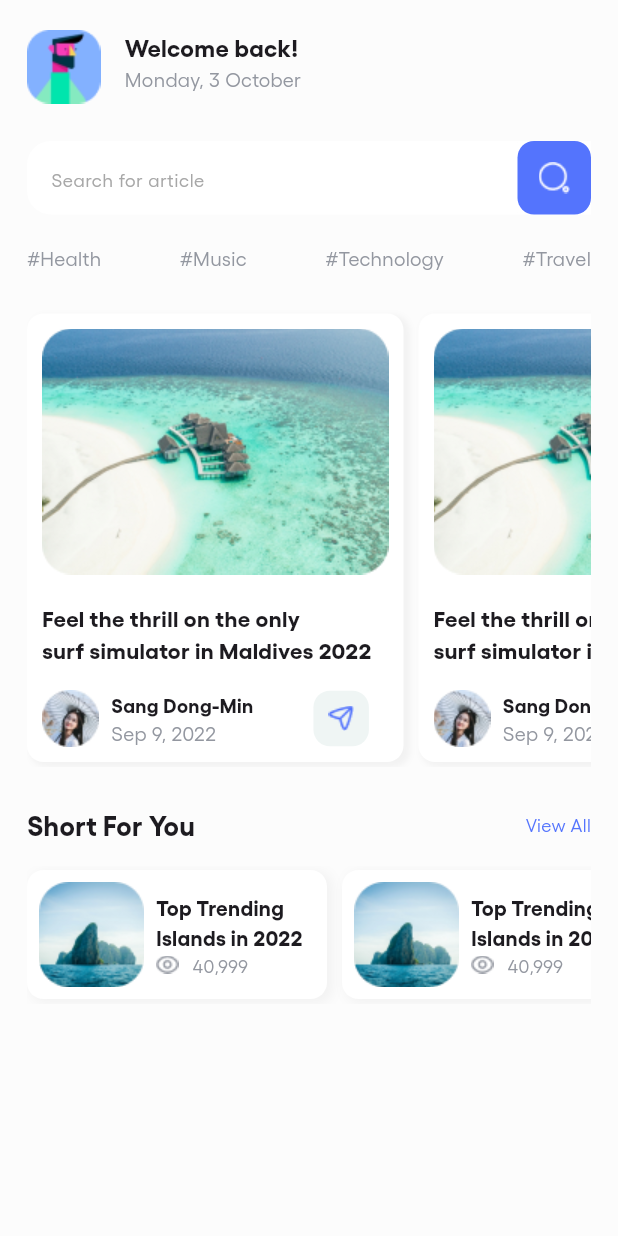
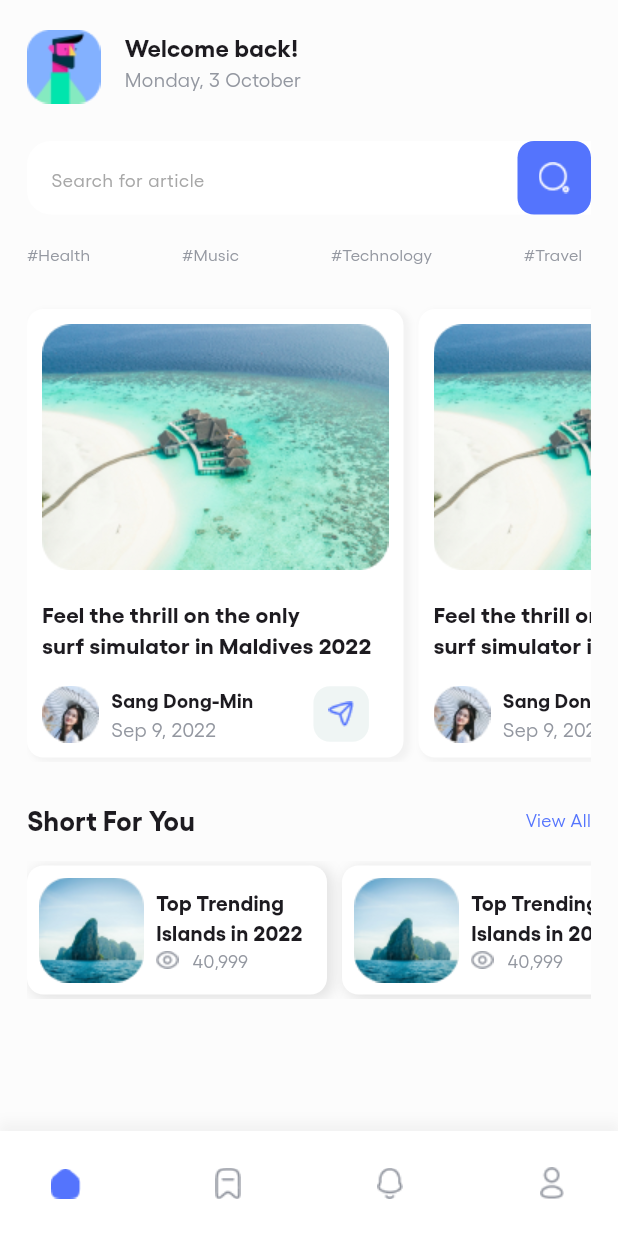
Before and after one commit to mfroche/news_app, a Flutter app: the screen it shows after launch, on a phone screen of 412 x 824 dp. Run offline on Flutter 3.47's test engine with Material 2 defaults, Android fonts, the phone set to English and light mode, and no system bars.

Commit message:
completed articles_page

```diff
--- a/lib/article_card.dart
+++ b/lib/article_card.dart
@@ -1,4 +1,5 @@
 import 'package:flutter/material.dart';
+import 'package:news_app/article_page.dart';
 
 class ArticleCard extends StatelessWidget {
   const ArticleCard({
@@ -7,7 +8,15 @@ class ArticleCard extends StatelessWidget {
 
   @override
   Widget build(BuildContext context) {
-    return Container(
+    return GestureDetector(
+      onTap: () {
+        Navigator.of(context).push(
+          MaterialPageRoute(builder: (context) {
+            return ArticlesPage();
+          }),
+        );
+      },
+      child: Container(
         padding: EdgeInsets.all(10),
         margin: EdgeInsets.fromLTRB(0, 3, 0, 3),
         decoration: BoxDecoration(
@@ -80,6 +89,7 @@ class ArticleCard extends StatelessWidget {
             )
           ],
         ),
+      ),
     );
   }
 }
--- /dev/null
+++ b/lib/bottom_nav_bar.dart
@@ -0,0 +1,47 @@
+import 'package:flutter/material.dart';
+
+class BottomNavBar extends StatelessWidget {
+  const BottomNavBar({
+    super.key,
+  });
+
+  @override
+  Widget build(BuildContext context) {
+    return Container(
+      padding: EdgeInsets.fromLTRB(20, 0, 20, 0),
+      height: 70,
+      decoration: BoxDecoration(
+        color: Colors.white,
+        boxShadow: [
+          BoxShadow(
+            color: Colors.black45.withOpacity(0.04),
+            spreadRadius: 1,
+            blurRadius: 6,
+            offset: Offset(0, -5), // changes position of shadow
+          ),
+        ],
+      ),
+      child: Row(
+        mainAxisAlignment: MainAxisAlignment.spaceBetween,
+        children: [
+          IconButton(
+            onPressed: () {},
+            icon: Image.asset("assets/icons/b1.png"),
+          ),
+          IconButton(
+            onPressed: () {},
+            icon: Image.asset("assets/icons/b2.png"),
+          ),
+          IconButton(
+            onPressed: () {},
+            icon: Image.asset("assets/icons/b3.png"),
+          ),
+          IconButton(
+            onPressed: () {},
+            icon: Image.asset("assets/icons/b4.png"),
+          ),
+        ],
+      ),
+    );
+  }
+}
--- a/lib/hashtag_section.dart
+++ b/lib/hashtag_section.dart
@@ -11,31 +11,31 @@ class HashtagSection extends StatelessWidget {
       mainAxisAlignment: MainAxisAlignment.spaceBetween,
       children: [
         Text(
-          '#Health',
+          '#Health  ',
           style: TextStyle(
             color: Color(0xFF9397A0),
-            fontSize: 13,
+            fontSize: 11,
           ),
         ),
         Text(
-          '#Music',
+          '#Music  ',
           style: TextStyle(
             color: Color(0xFF9397A0),
-            fontSize: 13,
+            fontSize: 11,
           ),
         ),
         Text(
-          '#Technology',
+          '#Technology  ',
           style: TextStyle(
             color: Color(0xFF9397A0),
-            fontSize: 13,
+            fontSize: 11,
           ),
         ),
         Text(
-          '#Travel',
+          '#Travel  ',
           style: TextStyle(
             color: Color(0xFF9397A0),
-            fontSize: 13,
+            fontSize: 11,
           ),
         ),
       ],
--- a/lib/home_page.dart
+++ b/lib/home_page.dart
@@ -1,5 +1,6 @@
 import 'package:flutter/material.dart';
 import 'package:news_app/article_card.dart';
+import 'package:news_app/bottom_nav_bar.dart';
 import 'package:news_app/hashtag_section.dart';
 import 'package:news_app/header_home_page.dart';
 import 'package:news_app/search_bar_home_page.dart';
@@ -18,7 +19,7 @@ class HomePage extends StatelessWidget {
       body: SafeArea(
         child: Container(
           padding: const EdgeInsets.fromLTRB(18, 0, 18, 0),
-          child: SingleChildScrollView(
+          child: const SingleChildScrollView(
             child: Column(
               children: [
                 SizedBox(height: 20),
@@ -51,11 +52,13 @@ class HomePage extends StatelessWidget {
                     ],
                   ),
                 ),
+                SizedBox(height: 30)
               ],
             ),
           ),
         ),
       ),
+      bottomNavigationBar: BottomNavBar(),
     );
   }
 }
--- a/lib/shorts_card.dart
+++ b/lib/shorts_card.dart
@@ -18,9 +18,9 @@ class ShortsCard extends StatelessWidget {
             borderRadius: BorderRadius.circular(11),
             boxShadow: [
               BoxShadow(
-                color: Colors.black45.withOpacity(0.04),
+                color: Colors.black45.withOpacity(0.1),
                 spreadRadius: 1,
-                blurRadius: 6,
+                blurRadius: 7,
                 offset: Offset(3, 2), // changes position of shadow
               ),
             ],
```
Also changed, not shown: lib/article_page.dart (added, +131 -0 lines), assets/icons/back.png (added), assets/icons/bk-mark.png (added), assets/images/beach-bg.png (added), assets/images/profile3.png (added). Lines whose indentation alone changed are shown as unchanged.
